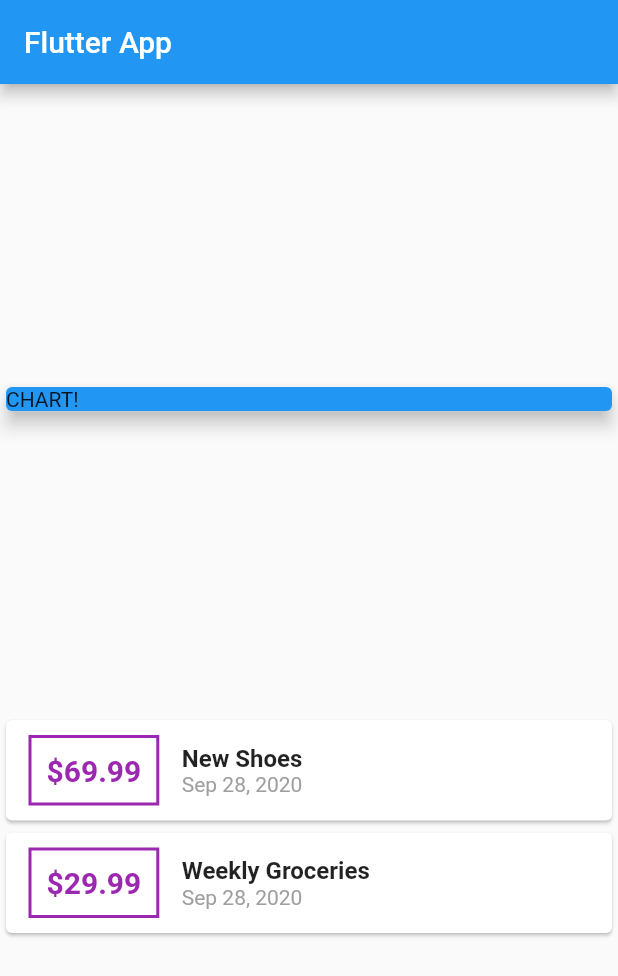
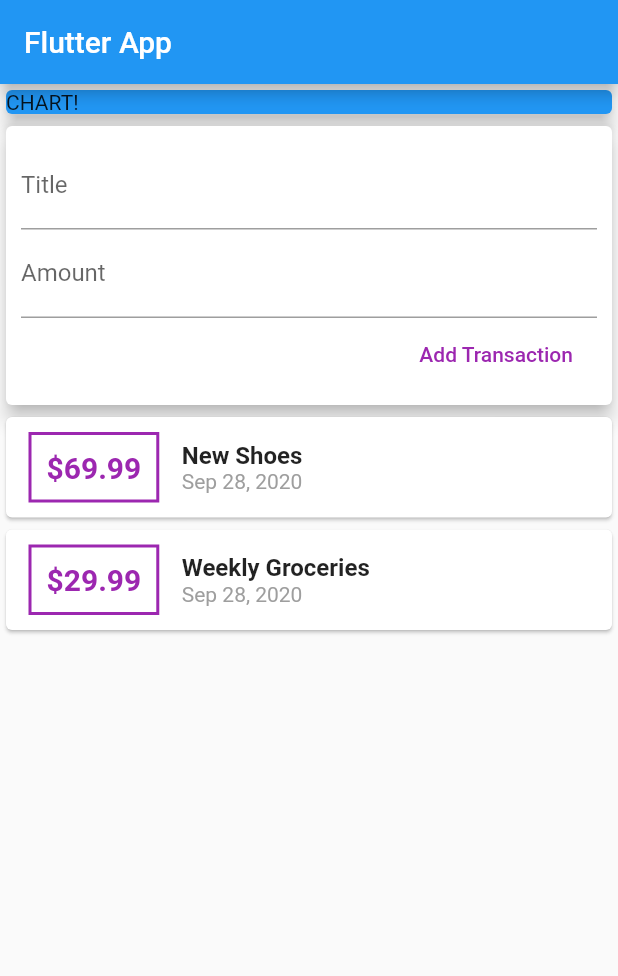
Before and after one commit to ahmmdd/FlutterBasics, a Flutter app: the screen it shows after launch, on a phone screen of 412 x 824 dp. Shown: the top 976 px of the screen. Run offline on Flutter 3.47's test engine with Material 2 defaults, Android fonts, the phone set to English and light mode, and no system bars.

Commit message:
add text input widgets

```diff
--- a/lib/main.dart
+++ b/lib/main.dart
@@ -38,7 +38,6 @@ class MyHomePage extends StatelessWidget {
         title: Text('Flutter App'),
       ),
       body: Column(
-        mainAxisAlignment: MainAxisAlignment.spaceEvenly,
         crossAxisAlignment: CrossAxisAlignment.stretch,
         children: <Widget>[
           Container(
@@ -47,6 +46,28 @@ class MyHomePage extends StatelessWidget {
               color: Colors.blue,
               child: Text('CHART!'),
               elevation: 5,
+            ),
+          ),
+          Card(
+            elevation: 5,
+            child: Container(
+              padding: EdgeInsets.all(10),
+              child: Column(
+                crossAxisAlignment: CrossAxisAlignment.end,
+                children: <Widget>[
+                  TextField(
+                    decoration: InputDecoration(labelText: 'Title'),
+                  ),
+                  TextField(
+                    decoration: InputDecoration(labelText: 'Amount'),
+                  ),
+                  FlatButton(
+                    onPressed: () {},
+                    textColor: Colors.purple,
+                    child: Text('Add Transaction'),
+                  )
+                ],
+              ),
             ),
           ),
           Column(
```
